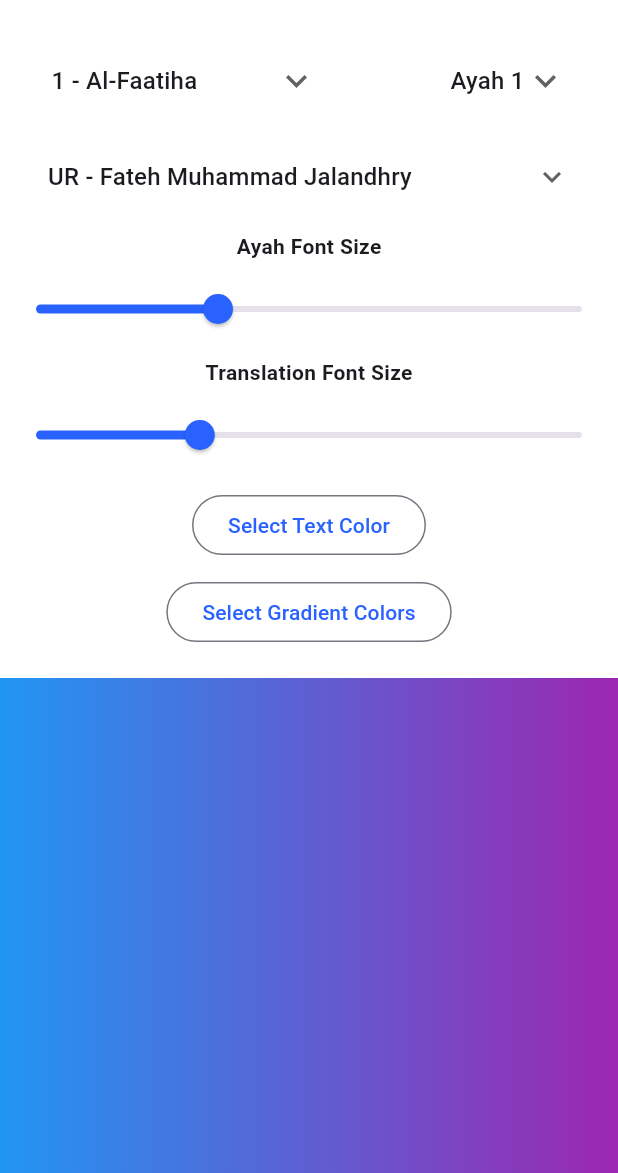
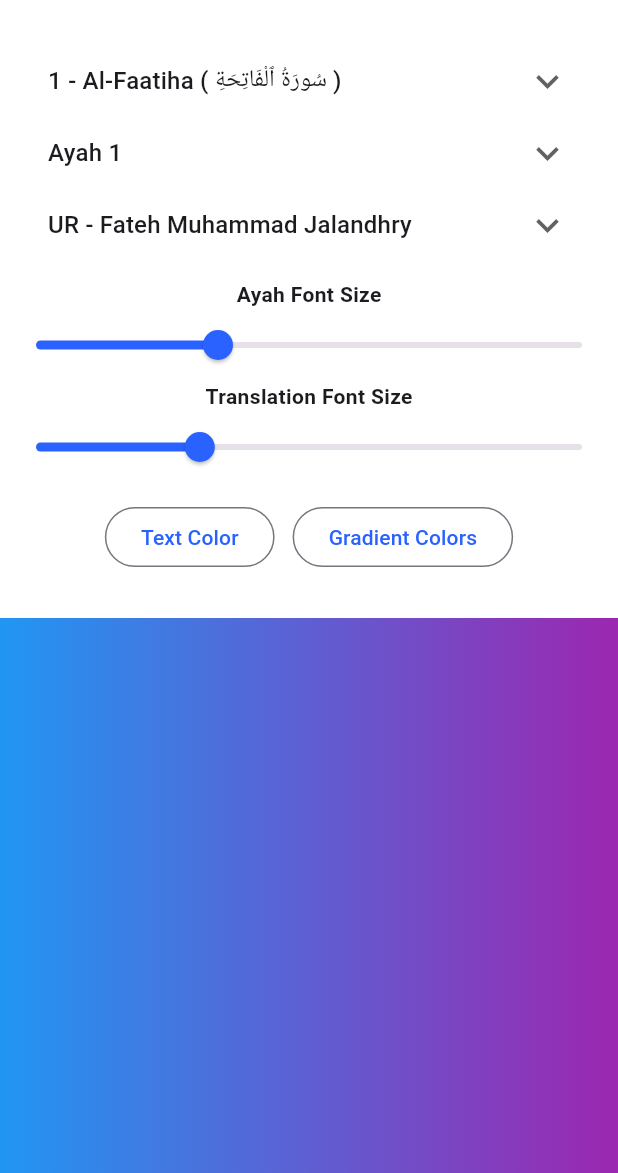
Before and after one commit to muzzammil763/Ayah_Share_Mobile_App, a Flutter app: the screen it shows after launch, on a phone screen of 412 x 824 dp, the part 63-1236 px from its top. Run offline on Flutter 3.47's test engine with Material 3 defaults, Android fonts, the phone set to English and light mode, and no system bars; drawn by our look-alikes of screenshot; our stand-ins replace firebase_core, flutter_colorpicker; accounts and stored records are empty; network calls fail.

Commit message:
home screen design improvements

```diff
--- a/lib/home.dart
+++ b/lib/home.dart
@@ -60,7 +60,7 @@ class AyahShareScreenState extends State<AyahShareScreen> {
 
   void changeGradientColors(List<Color> colors) {
     setState(() {
-      gradientColors = List.from(colors); // Ensure a new list is assigned
+      gradientColors = List.from(colors);
     });
   }
 
@@ -82,44 +82,50 @@ class AyahShareScreenState extends State<AyahShareScreen> {
       body: SingleChildScrollView(
         child: Column(
           children: [
-            // Surah and Ayah selection
             const SizedBox(height: 16),
-            Row(
-              mainAxisAlignment: MainAxisAlignment.spaceEvenly,
-              children: [
-                DropdownButton<int>(
-                  icon: const Icon(
-                    Icons.keyboard_arrow_down_sharp,
-                    size: 28,
-                  ),
+            Padding(
+              padding: const EdgeInsets.symmetric(horizontal: 32),
+              child: DropdownButton<int>(
+                isExpanded: true,
+                menuWidth: MediaQuery.of(context).size.width * 0.8,
+                iconSize: 30,
+                alignment: Alignment.center,
                 underline: const SizedBox(),
+                icon: const Icon(Icons.keyboard_arrow_down_sharp),
                 value: surah,
                 items: surahList.map((surah) {
-                    return DropdownMenuItem(
+                  return DropdownMenuItem<int>(
                     value: surah.number,
-                      child: Text('${surah.number} - ${surah.englishName}'),
+                    child: Text(
+                        '${surah.number} - ${surah.englishName} ( ${surah.name} )'),
                   );
                 }).toList(),
                 onChanged: (value) {
                   setState(() {
                     surah = value!;
-                      ayah = 1; // Reset ayah when surah changes
-                      fetchSurahAyahCount(); // Fetch total ayahs in the new surah
+                    ayah = 1;
+                    fetchSurahAyahCount();
                     fetchAyah();
                   });
                 },
               ),
-                const SizedBox(width: 20),
-                DropdownButton<int>(
-                  icon: const Icon(
-                    Icons.keyboard_arrow_down_sharp,
-                    size: 28,
             ),
+            Padding(
+              padding: const EdgeInsets.symmetric(horizontal: 32),
+              child: DropdownButton<int>(
+                isExpanded: true,
+                menuWidth: 150,
+                iconSize: 30,
+                alignment: Alignment.center,
                 underline: const SizedBox(),
+                icon: const Padding(
+                  padding: EdgeInsets.only(left: 8),
+                  child: Icon(Icons.keyboard_arrow_down_sharp),
+                ),
                 value: ayah,
                 items: List.generate(
                   totalAyahs,
-                    (index) => DropdownMenuItem(
+                  (index) => DropdownMenuItem<int>(
                     value: index + 1,
                     child: Text('Ayah ${index + 1}'),
                   ),
@@ -131,20 +137,22 @@ class AyahShareScreenState extends State<AyahShareScreen> {
                   });
                 },
               ),
-              ],
             ),
-
-            // Translation selection
-            const SizedBox(height: 16),
             Padding(
               padding: const EdgeInsets.symmetric(horizontal: 32),
               child: DropdownButton<String>(
+                isExpanded: true,
+                menuWidth: MediaQuery.of(context).size.width * 0.8,
+                iconSize: 30,
+                alignment: Alignment.center,
                 underline: const SizedBox(),
-                icon: const Icon(Icons.keyboard_arrow_down_sharp),
-                isExpanded: true,
+                icon: const Padding(
+                  padding: EdgeInsets.only(left: 8),
+                  child: Icon(Icons.keyboard_arrow_down_sharp),
+                ),
                 value: selectedTranslation,
                 items: translations.map((translator) {
-                  return DropdownMenuItem(
+                  return DropdownMenuItem<String>(
                     value: translator.identifier,
                     child: Text(
                       '${translator.language.toUpperCase()} - ${translator.englishName}',
@@ -160,8 +168,6 @@ class AyahShareScreenState extends State<AyahShareScreen> {
                 },
               ),
             ),
-
-            // Font Size and Color options
             const SizedBox(height: 12),
             const Text(
               'Ayah Font Size',
@@ -169,7 +175,6 @@ class AyahShareScreenState extends State<AyahShareScreen> {
                 fontWeight: FontWeight.bold,
               ),
             ),
-            const SizedBox(height: 8),
             Slider(
               activeColor: Colors.blueAccent.shade700,
               value: fontSize,
@@ -181,14 +186,12 @@ class AyahShareScreenState extends State<AyahShareScreen> {
                 });
               },
             ),
-            const SizedBox(height: 8),
             const Text(
               'Translation Font Size',
               style: TextStyle(
                 fontWeight: FontWeight.bold,
               ),
             ),
-            const SizedBox(height: 8),
             Slider(
               activeColor: Colors.blueAccent.shade700,
               value: translationFontSize,
@@ -201,7 +204,10 @@ class AyahShareScreenState extends State<AyahShareScreen> {
               },
             ),
             const SizedBox(height: 12),
-
+            Row(
+              mainAxisAlignment: MainAxisAlignment.center,
+              crossAxisAlignment: CrossAxisAlignment.center,
+              children: [
                 OutlinedButton(
                   onPressed: () {
                     showDialog(
@@ -230,16 +236,14 @@ class AyahShareScreenState extends State<AyahShareScreen> {
                     );
                   },
                   child: Text(
-                'Select Text Color',
+                    'Text Color',
                     style: TextStyle(
                       fontWeight: FontWeight.w500,
                       color: Colors.blueAccent.shade700,
                     ),
                   ),
                 ),
-            const SizedBox(height: 10),
-
-            // Gradient color picker
+                const SizedBox(width: 12),
                 OutlinedButton(
                   onPressed: () {
                     showDialog(
@@ -251,22 +255,25 @@ class AyahShareScreenState extends State<AyahShareScreen> {
                         contentPadding: EdgeInsets.zero,
                         content: MultipleChoiceGradientPicker(
                           currentColors: gradientColors,
-                      onColorChanged: (colors) => changeGradientColors(colors),
+                          onColorChanged: (colors) =>
+                              changeGradientColors(colors),
                         ),
                       ),
                     );
                   },
                   child: Text(
-                'Select Gradient Colors',
+                    'Gradient Colors',
                     style: TextStyle(
                       fontWeight: FontWeight.w500,
                       color: Colors.blueAccent.shade700,
                     ),
                   ),
                 ),
+              ],
+            ),
+            const SizedBox(height: 10),
 
             const SizedBox(height: 20),
-
             // Screenshot area
             Screenshot(
               controller: screenshotController,
```
Lines whose indentation alone changed are shown as unchanged.
